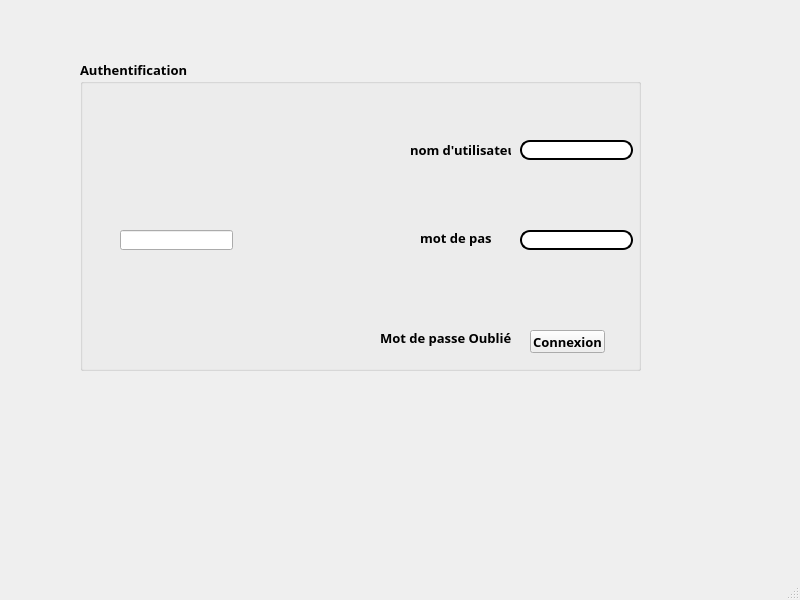
Before: the Qt Designer form Gestions_athlètes/mainwindow.ui in TristanMendes/Smart-Olympic-Games, drawn with Qt 5.
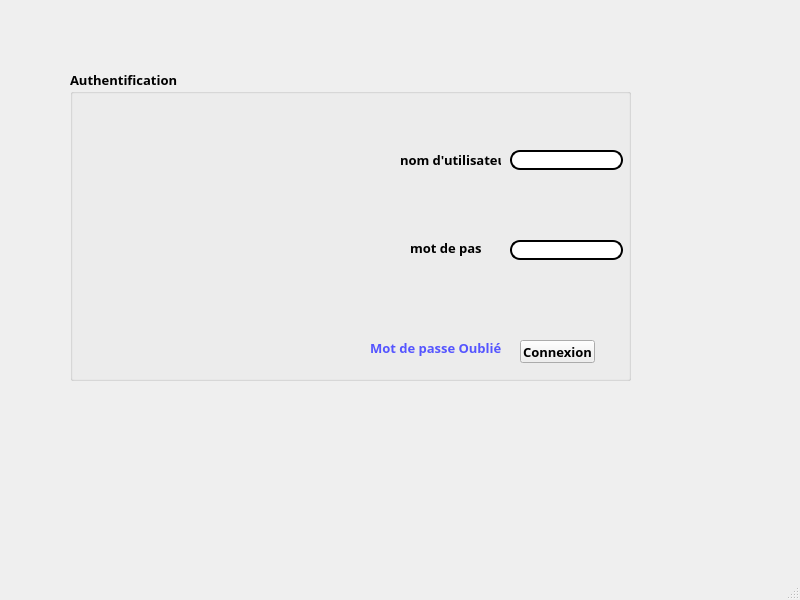
After: the same form once the commit is applied. Icons and pictures are not drawn.

The edit to the form file:
```diff
--- a/Gestions_athlètes/mainwindow.ui
+++ b/Gestions_athlètes/mainwindow.ui
@@ -17,8 +17,8 @@
    <widget class="QGroupBox" name="groupBox">
     <property name="geometry">
      <rect>
-      <x>80</x>
-      <y>60</y>
+      <x>70</x>
+      <y>70</y>
       <width>561</width>
       <height>311</height>
      </rect>
@@ -37,6 +37,9 @@
     <property name="contextMenuPolicy">
      <enum>Qt::DefaultContextMenu</enum>
     </property>
+    <property name="styleSheet">
+     <string notr="true"/>
+    </property>
     <property name="title">
      <string>Authentification</string>
     </property>
@@ -81,6 +84,9 @@
        <height>20</height>
       </rect>
      </property>
+     <property name="styleSheet">
+      <string notr="true">font: 75 8pt &quot;MS Shell Dlg 2&quot;;</string>
+     </property>
      <property name="text">
       <string>nom d'utilisateur</string>
      </property>
@@ -120,21 +126,28 @@
        <height>16</height>
       </rect>
      </property>
+     <property name="styleSheet">
+      <string notr="true">border-color: rgb(85, 85, 255);
+color: rgb(85, 85, 255);</string>
+     </property>
      <property name="text">
       <string>Mot de passe Oublié?</string>
      </property>
     </widget>
-    <widget class="QLineEdit" name="lineEdit">
+    <widget class="QLabel" name="label_4">
      <property name="geometry">
       <rect>
-       <x>40</x>
-       <y>170</y>
-       <width>113</width>
-       <height>20</height>
+       <x>20</x>
+       <y>40</y>
+       <width>251</width>
+       <height>261</height>
       </rect>
      </property>
-     <property name="autoFillBackground">
-      <bool>false</bool>
+     <property name="text">
+      <string/>
+     </property>
+     <property name="pixmap">
+      <pixmap>../../../Downloads/olympisc.jpg</pixmap>
      </property>
     </widget>
    </widget>
```
